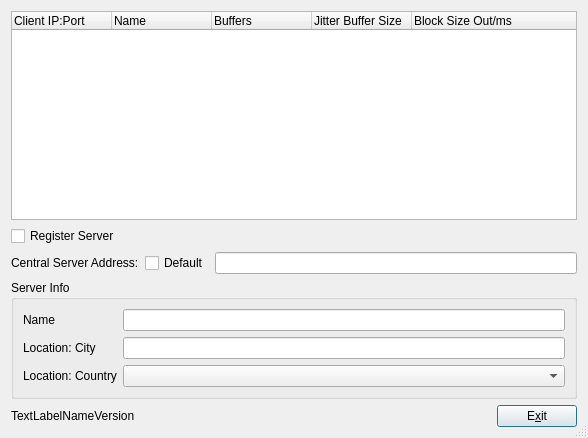
First picture: the form in src/llconserverdlgbase.ui, repository jamulussoftware/jamulus, before the edit.
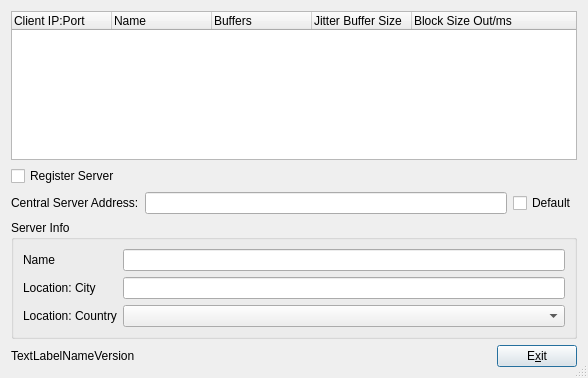
Second picture: the form after the edit. Icons and pictures are not drawn.

Commit message: fixes for the server GUI, set help text for server GUI, support for default central server address check box in the server GUI

```diff
--- a/src/llconserverdlgbase.ui
+++ b/src/llconserverdlgbase.ui
@@ -6,7 +6,7 @@
     <x>0</x>
     <y>0</y>
     <width>588</width>
-    <height>438</height>
+    <height>378</height>
    </rect>
   </property>
   <property name="windowTitle" >
@@ -67,6 +67,9 @@
        </property>
       </widget>
      </item>
+     <item>
+      <widget class="QLineEdit" name="LineEditCentralServerAddress" />
+     </item>
      <item>
       <widget class="QCheckBox" name="cbDefaultCentralServer" >
        <property name="text" >
@@ -74,9 +77,6 @@
        </property>
       </widget>
      </item>
-     <item>
-      <widget class="QLineEdit" name="LineEditCentralServerAddress" />
-     </item>
     </layout>
    </item>
    <item>
```
The commit also changes 11 other files.
